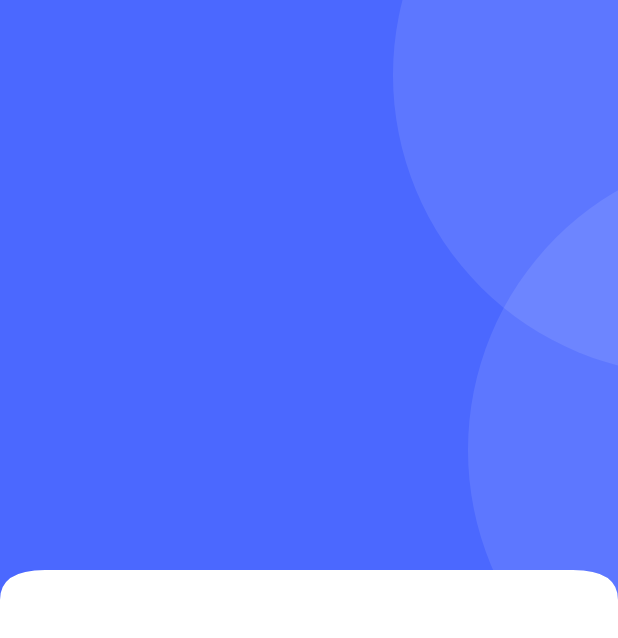
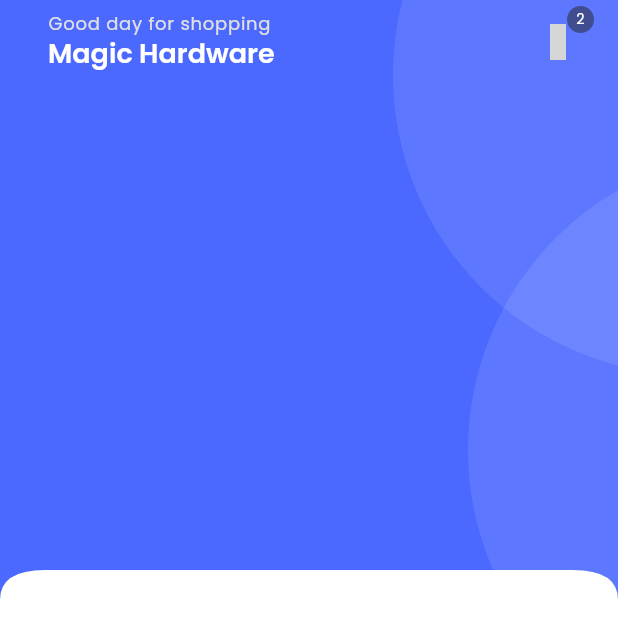
Before and after one commit to TenetNoctis/MagicHardware, a Flutter app: the HomeScreen screen opened directly, on a phone screen of 412 x 824 dp. Shown: the top 638 px of the screen. Run offline on Flutter 3.47's test engine with Material 3 defaults, Android fonts, the light colour scheme and no system bars; our stand-ins replace get, get_storage, iconsax, logger, smooth_page_indicator; accounts and stored records are empty; grey boxes are pictures that could not be loaded.

Commit message:
Custom AppBar Added

```diff
--- /dev/null
+++ b/lib/common/widgets/appbar/appbar.dart
@@ -0,0 +1,46 @@
+import 'package:flutter/material.dart';
+import 'package:get/get.dart';
+import 'package:iconsax/iconsax.dart';
+import 'package:magic_hardware/utils/device/device_utility.dart';
+
+import '../../../utils/constants/sizes.dart';
+
+class MagicAppBar extends StatelessWidget implements PreferredSizeWidget {
+  const MagicAppBar({
+    super.key,
+    this.title,
+    this.leadingIcon,
+    this.actions,
+    this.leadingOnPressed,
+    this.showBackArrow = false,
+  });
+
+  final Widget? title;
+  final bool showBackArrow;
+  final IconData? leadingIcon;
+  final List<Widget>? actions;
+  final VoidCallback? leadingOnPressed;
+
+  @override
+  Widget build(BuildContext context) {
+    return Padding(
+      padding: const EdgeInsets.symmetric(horizontal: MagicSizes.md),
+      child: AppBar(
+        automaticallyImplyLeading: false,
+        leading: showBackArrow
+            ? IconButton(
+                onPressed: () => Get.back(),
+                icon: const Icon(Iconsax.arrow_left),
+              )
+            : leadingIcon != null
+            ? IconButton(onPressed: leadingOnPressed, icon: Icon(leadingIcon))
+            : null,
+        title: title,
+        actions: actions,
+      ),
+    );
+  }
+
+  @override
+  Size get preferredSize => Size.fromHeight(MagicDeviceUtils.getAppBarHeight());
+}
--- /dev/null
+++ b/lib/common/widgets/products/cart/cart_menu_icon.dart
@@ -0,0 +1,48 @@
+import 'package:flutter/material.dart';
+import 'package:iconsax/iconsax.dart';
+
+import '../../../../utils/constants/colors.dart';
+
+class MagicCartCounterIcon extends StatelessWidget {
+  const MagicCartCounterIcon({
+    super.key,
+    required this.onPressed,
+    required this.iconColor,
+  });
+
+  final Color iconColor;
+  final VoidCallback onPressed;
+
+  @override
+  Widget build(BuildContext context) {
+    return Stack(
+      children: [
+        IconButton(
+          onPressed: onPressed,
+          icon: Icon(Iconsax.shopping_bag),
+          color: iconColor,
+        ),
+        Positioned(
+          right: 0,
+          child: Container(
+            width: 18,
+            height: 18,
+            decoration: BoxDecoration(
+              color: MagicColors.black.withValues(alpha: 0.5),
+              borderRadius: BorderRadius.circular(100),
+            ),
+            child: Center(
+              child: Text(
+                '2',
+                style: Theme.of(context).textTheme.labelLarge!.apply(
+                  color: MagicColors.white,
+                  fontSizeFactor: 0.8,
+                ),
+              ),
+            ),
+          ),
+        ),
+      ],
+    );
+  }
+}
--- a/lib/features/shop/screens/home/home.dart
+++ b/lib/features/shop/screens/home/home.dart
@@ -1,4 +1,5 @@
 import 'package:flutter/material.dart';
+import 'package:magic_hardware/features/shop/screens/home/widgets/home_appbar.dart';
 
 import '../../../../common/widgets/custom_shapes/containers/primary_header_container.dart';
 
@@ -7,10 +8,23 @@ class HomeScreen extends StatelessWidget {
 
   @override
   Widget build(BuildContext context) {
-    return Scaffold(
+    return const Scaffold(
       body: SingleChildScrollView(
         child: Column(
-          children: [MagicPrimaryHeaderContainer(child: Container())],
+          children: [
+            MagicPrimaryHeaderContainer(
+              child: Column(
+                children: [
+                  //Appbar
+                  MagicHomeAppBar(),
+
+                  // Searchbar
+
+                  // Categories
+                ],
+              ),
+            ),
+          ],
         ),
       ),
     );
--- /dev/null
+++ b/lib/features/shop/screens/home/widgets/home_appbar.dart
@@ -0,0 +1,36 @@
+import 'package:flutter/material.dart';
+
+import '../../../../../common/widgets/appbar/appbar.dart';
+import '../../../../../common/widgets/products/cart/cart_menu_icon.dart';
+import '../../../../../utils/constants/colors.dart';
+import '../../../../../utils/constants/text_strings.dart';
+
+class MagicHomeAppBar extends StatelessWidget {
+  const MagicHomeAppBar({super.key});
+
+  @override
+  Widget build(BuildContext context) {
+    return MagicAppBar(
+      title: Column(
+        crossAxisAlignment: CrossAxisAlignment.start,
+        children: [
+          Text(
+            MagicTexts.homeAppbarTitle,
+            style: Theme.of(
+              context,
+            ).textTheme.labelMedium!.apply(color: MagicColors.grey),
+          ),
+          Text(
+            MagicTexts.homeAppbarSubTitle,
+            style: Theme.of(
+              context,
+            ).textTheme.headlineSmall!.apply(color: MagicColors.white),
+          ),
+        ],
+      ),
+      actions: [
+        MagicCartCounterIcon(onPressed: () {}, iconColor: MagicColors.white),
+      ],
+    );
+  }
+}
```
